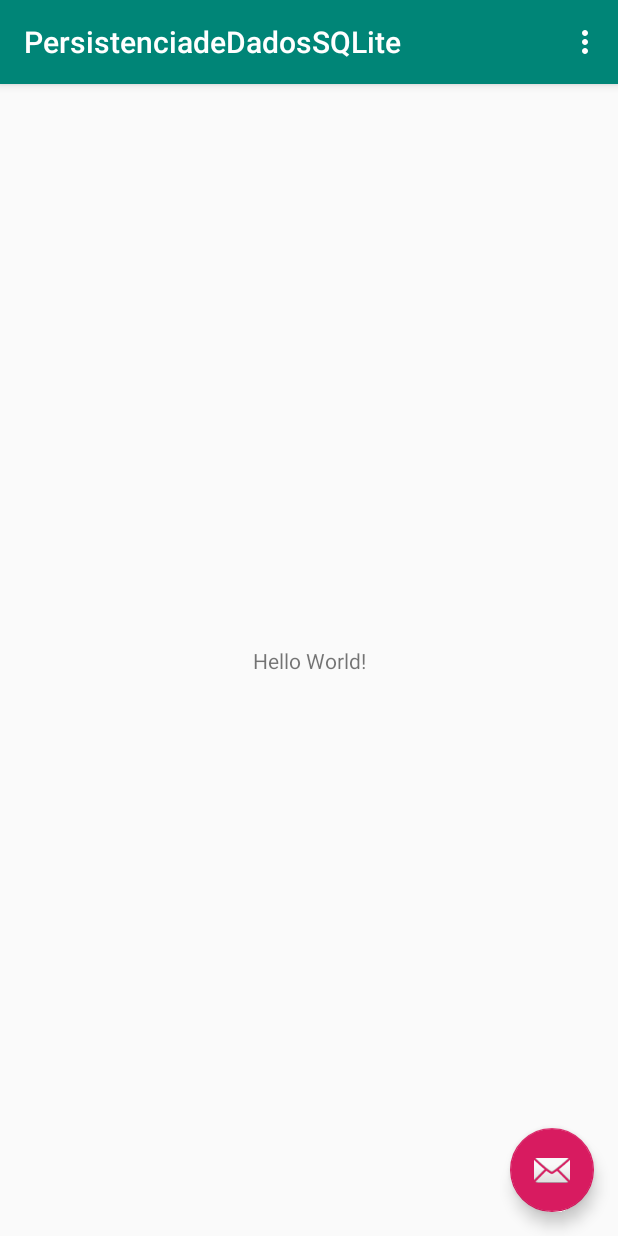
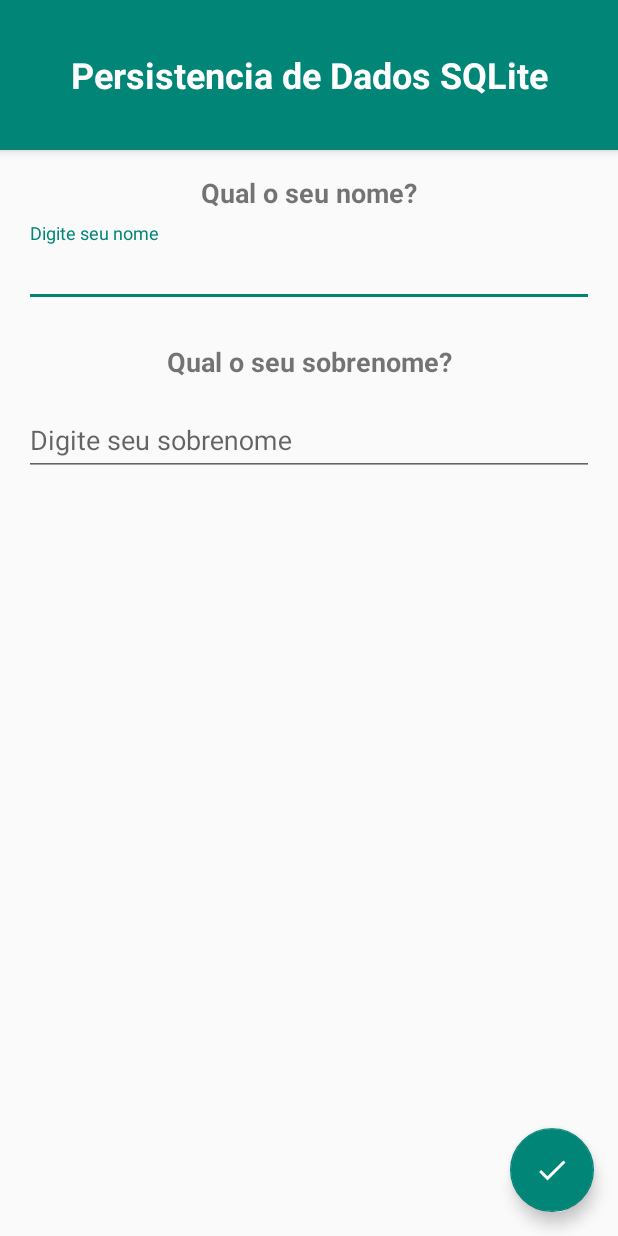
Before and after one commit to Thejoker2012/PersistenciadeDadosSQLite, an Android app: the screen it shows after launch (MainActivity), on a phone screen of 412 x 824 dp. Run offline under Robolectric (Android 15) with nearby library versions, the phone set to English and light mode, and no system bars.

Commit message:
Criando componentes de Tela

```diff
--- a/app/src/main/java/br/com/unisys/persistenciadedadossqlite/MainActivity.java
+++ b/app/src/main/java/br/com/unisys/persistenciadedadossqlite/MainActivity.java
@@ -18,8 +18,6 @@ public class MainActivity extends AppCompatActivity {
     protected void onCreate(Bundle savedInstanceState) {
         super.onCreate(savedInstanceState);
         setContentView(R.layout.activity_main);
-        Toolbar toolbar = findViewById(R.id.toolbar);
-        setSupportActionBar(toolbar);
 
         FloatingActionButton fab = findViewById(R.id.fab);
         fab.setOnClickListener(new View.OnClickListener() {
@@ -30,26 +28,4 @@ public class MainActivity extends AppCompatActivity {
             }
         });
     }
-
-    @Override
-    public boolean onCreateOptionsMenu(Menu menu) {
-        // Inflate the menu; this adds items to the action bar if it is present.
-        getMenuInflater().inflate(R.menu.menu_main, menu);
-        return true;
-    }
-
-    @Override
-    public boolean onOptionsItemSelected(MenuItem item) {
-        // Handle action bar item clicks here. The action bar will
-        // automatically handle clicks on the Home/Up button, so long
-        // as you specify a parent activity in AndroidManifest.xml.
-        int id = item.getItemId();
-
-        //noinspection SimplifiableIfStatement
-        if (id == R.id.action_settings) {
-            return true;
-        }
-
-        return super.onOptionsItemSelected(item);
-    }
 }
--- /dev/null
+++ b/app/src/main/res/drawable/ic_confirmado_branco_24dp.xml
@@ -0,0 +1,5 @@
+<vector android:height="24dp" android:tint="#FFFFFF"
+    android:viewportHeight="24.0" android:viewportWidth="24.0"
+    android:width="24dp" xmlns:android="http://schemas.android.com/apk/res/android">
+    <path android:fillColor="#FFFFFF" android:pathData="M9,16.2L4.8,12l-1.4,1.4L9,19 21,7l-1.4,-1.4L9,16.2z"/>
+</vector>
--- a/app/src/main/res/layout/activity_main.xml
+++ b/app/src/main/res/layout/activity_main.xml
@@ -8,16 +8,20 @@
 
     <com.google.android.material.appbar.AppBarLayout
         android:layout_width="match_parent"
-        android:layout_height="wrap_content"
-        android:theme="@style/AppTheme.AppBarOverlay">
+        android:layout_height="100dp"
+        android:theme="@style/AppTheme.AppBarOverlay" >
 
-        <androidx.appcompat.widget.Toolbar
-            android:id="@+id/toolbar"
+        <TextView
+            android:id="@+id/textView2"
             android:layout_width="match_parent"
-            android:layout_height="?attr/actionBarSize"
-            android:background="?attr/colorPrimary"
-            app:popupTheme="@style/AppTheme.PopupOverlay" />
-
+            android:layout_height="match_parent"
+            android:layout_gravity="start"
+            android:gravity="center"
+            android:text="Persistencia de Dados SQLite"
+            android:textAlignment="center"
+            android:textColor="#FFFFFF"
+            android:textSize="24sp"
+            android:textStyle="bold" />
     </com.google.android.material.appbar.AppBarLayout>
 
     <include layout="@layout/content_main" />
@@ -28,6 +32,8 @@
         android:layout_height="wrap_content"
         android:layout_gravity="bottom|end"
         android:layout_margin="@dimen/fab_margin"
-        app:srcCompat="@android:drawable/ic_dialog_email" />
+        app:backgroundTint="@color/colorAccent"
+        app:fabSize="normal"
+        app:srcCompat="@drawable/ic_confirmado_branco_24dp" />
 
 </androidx.coordinatorlayout.widget.CoordinatorLayout>
--- a/app/src/main/res/layout/content_main.xml
+++ b/app/src/main/res/layout/content_main.xml
@@ -9,12 +9,70 @@
     tools:showIn="@layout/activity_main">
 
     <TextView
+        android:id="@+id/textView"
         android:layout_width="wrap_content"
         android:layout_height="wrap_content"
-        android:text="Hello World!"
-        app:layout_constraintBottom_toBottomOf="parent"
-        app:layout_constraintLeft_toLeftOf="parent"
-        app:layout_constraintRight_toRightOf="parent"
+        android:layout_marginTop="16dp"
+        android:text="Qual o seu nome?"
+        android:textSize="18sp"
+        android:textStyle="bold"
+        app:layout_constraintEnd_toEndOf="parent"
+        app:layout_constraintStart_toStartOf="parent"
         app:layout_constraintTop_toTopOf="parent" />
 
+    <com.google.android.material.textfield.TextInputLayout
+        android:id="@+id/textInputLayout"
+        android:layout_width="0dp"
+        android:layout_height="wrap_content"
+        android:layout_marginStart="16dp"
+        android:layout_marginLeft="16dp"
+        android:layout_marginTop="8dp"
+        android:layout_marginEnd="16dp"
+        android:layout_marginRight="16dp"
+        app:layout_constraintEnd_toEndOf="parent"
+        app:layout_constraintStart_toStartOf="parent"
+        app:layout_constraintTop_toBottomOf="@+id/textView">
+
+        <com.google.android.material.textfield.TextInputEditText
+            android:id="@+id/editNome"
+            android:layout_width="match_parent"
+            android:layout_height="wrap_content"
+            android:hint="Digite seu nome" />
+    </com.google.android.material.textfield.TextInputLayout>
+
+    <com.google.android.material.textfield.TextInputLayout
+        android:id="@+id/textInputLayout2"
+        android:layout_width="0dp"
+        android:layout_height="wrap_content"
+        android:layout_marginStart="16dp"
+        android:layout_marginLeft="16dp"
+        android:layout_marginTop="8dp"
+        android:layout_marginEnd="16dp"
+        android:layout_marginRight="16dp"
+        app:layout_constraintEnd_toEndOf="parent"
+        app:layout_constraintStart_toStartOf="parent"
+        app:layout_constraintTop_toBottomOf="@+id/textView3">
+
+        <com.google.android.material.textfield.TextInputEditText
+            android:id="@+id/editSobrenome"
+            android:layout_width="match_parent"
+            android:layout_height="wrap_content"
+            android:hint="Digite seu sobrenome" />
+    </com.google.android.material.textfield.TextInputLayout>
+
+    <TextView
+        android:id="@+id/textView3"
+        android:layout_width="wrap_content"
+        android:layout_height="wrap_content"
+        android:layout_marginStart="16dp"
+        android:layout_marginLeft="16dp"
+        android:layout_marginTop="24dp"
+        android:layout_marginEnd="16dp"
+        android:layout_marginRight="16dp"
+        android:text="Qual o seu sobrenome?"
+        android:textSize="18sp"
+        android:textStyle="bold"
+        app:layout_constraintEnd_toEndOf="parent"
+        app:layout_constraintStart_toStartOf="parent"
+        app:layout_constraintTop_toBottomOf="@+id/textInputLayout" />
 </androidx.constraintlayout.widget.ConstraintLayout>
--- a/app/src/main/res/values/colors.xml
+++ b/app/src/main/res/values/colors.xml
@@ -2,5 +2,5 @@
 <resources>
     <color name="colorPrimary">#008577</color>
     <color name="colorPrimaryDark">#00574B</color>
-    <color name="colorAccent">#D81B60</color>
+    <color name="colorAccent">#008577</color>
 </resources>
```
